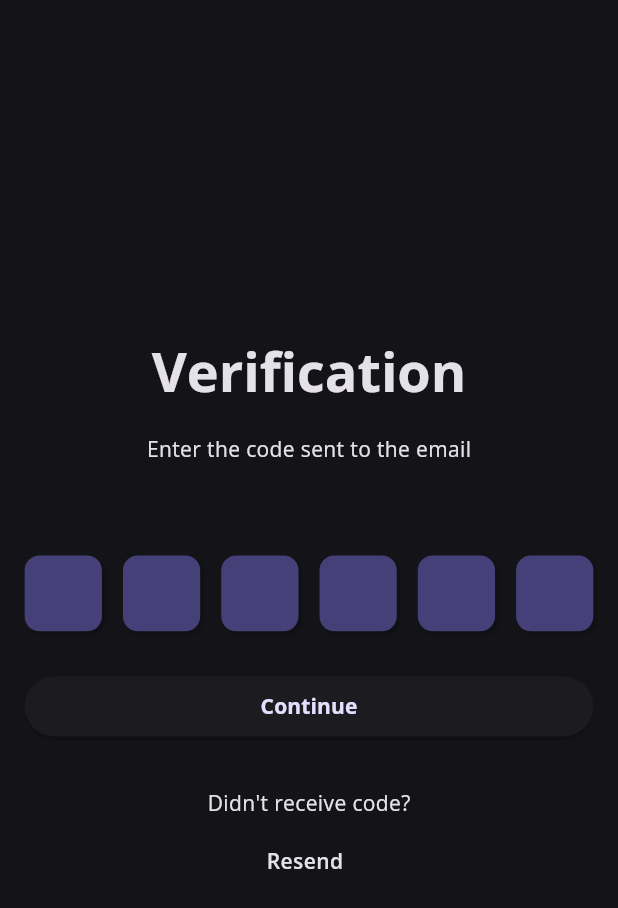
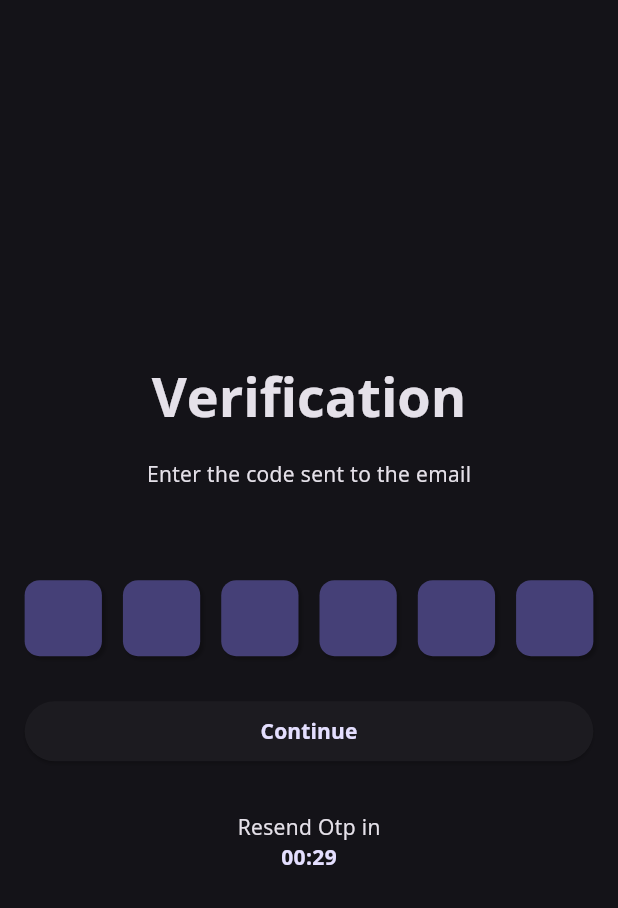
Before and after one commit to bus-livery/bus_livery_frontend, a Flutter app: the OtpScreen screen opened by its route, on a phone screen of 412 x 824 dp. Shown: the top 908 px of the screen. Run offline on Flutter 3.47's test engine with Material 3 defaults, Android fonts, the phone set to English and light mode, and no system bars; drawn by our look-alikes of pin_code_fields; our stand-ins replace auto_route, bloc, bot_toast, cached_network_image, dartz, dio and 10 more; missing offline and left inert: jwt_decode, svg_flutter; accounts and stored records are empty.

Commit message:
otp screen

```diff
--- a/lib/features/auth/application/auth_bloc.dart
+++ b/lib/features/auth/application/auth_bloc.dart
@@ -1,3 +1,5 @@
+import 'dart:async';
+
 import 'package:bloc/bloc.dart';
 import 'package:flutter/widgets.dart';
 import 'package:injectable/injectable.dart';
@@ -12,6 +14,8 @@ part 'auth_state.dart';
 class AuthBloc extends Bloc<AuthEvent, AuthState> {
   final IAuthService iAuthService;
   AuthBloc(this.iAuthService) : super(AuthState.initial()) {
+    customPrint('AUTH BLOC INITIALIZED');
+    otpTimer();
     //
     on<AuthEvent>((event, emit) {});
 
@@ -26,6 +30,27 @@ class AuthBloc extends Bloc<AuthEvent, AuthState> {
 
   final TextEditingController emailCtr = TextEditingController();
   final TextEditingController otpCtr = TextEditingController();
+
+  Timer? timer;
+
+  int otpTimOut = 30;
+
+  Stream<int> otpTimer() async* {
+    final timerController = StreamController<int>();
+
+    Timer.periodic(const Duration(seconds: 1), (callback) {
+      if (otpTimOut > 0) {
+        otpTimOut--;
+        timerController.add(otpTimOut);
+      } else {
+        callback.cancel();
+        timerController.add(0);
+        timerController.close();
+      }
+    });
+
+    yield* timerController.stream;
+  }
 
   //  +-+ +-+ +-+ +-+ +-+
   //  |C| |L| |O| |S| |E|
--- a/lib/features/auth/view/otp_screen.dart
+++ b/lib/features/auth/view/otp_screen.dart
@@ -10,6 +10,7 @@ import 'package:livery/Cwidgets/ww_text.dart';
 import 'package:livery/features/auth/application/auth_bloc.dart';
 import 'package:livery/utils/app_size.dart';
 import 'package:livery/utils/router/router_names.dart';
+import 'package:livery/utils/styles.dart';
 import 'package:livery/utils/toast.dart';
 
 @RoutePage()
@@ -58,14 +59,35 @@ class OtpScreen extends StatelessWidget {
                 },
                 onChanged: (x) {},
               ),
+
               AppSize.sizedBox2h,
               // LOGIN BUTTON----------------------------
               _LoginButton(bloc: bloc),
               AppSize.sizedBox6h,
-              const WwText(text: 'Didn\'t receive code?'),
-              AppSize.sizedBox1h,
-              // RESEND BUTTON----------------------------
-              _ResendButton(),
+              StreamBuilder<int>(
+                stream: bloc.otpTimer(),
+                builder: (context, snapshot) {
+                  if (snapshot.hasData && snapshot.data! > 0) {
+                    return Column(
+                      children: [
+                        WwText(text: 'Resend Otp in'),
+                        WwText(
+                          text:
+                              '00:${snapshot.data.toString().padLeft(2, '0')}',
+                          style: normalText(),
+                        ),
+                      ],
+                    );
+                  }
+                  return Column(
+                    children: [
+                      const WwText(text: 'Didn\'t receive code?'),
+                      // RESEND BUTTON----------------------------
+                      _ResendButton(),
+                    ],
+                  );
+                },
+              ),
             ],
           ),
         ),
```
